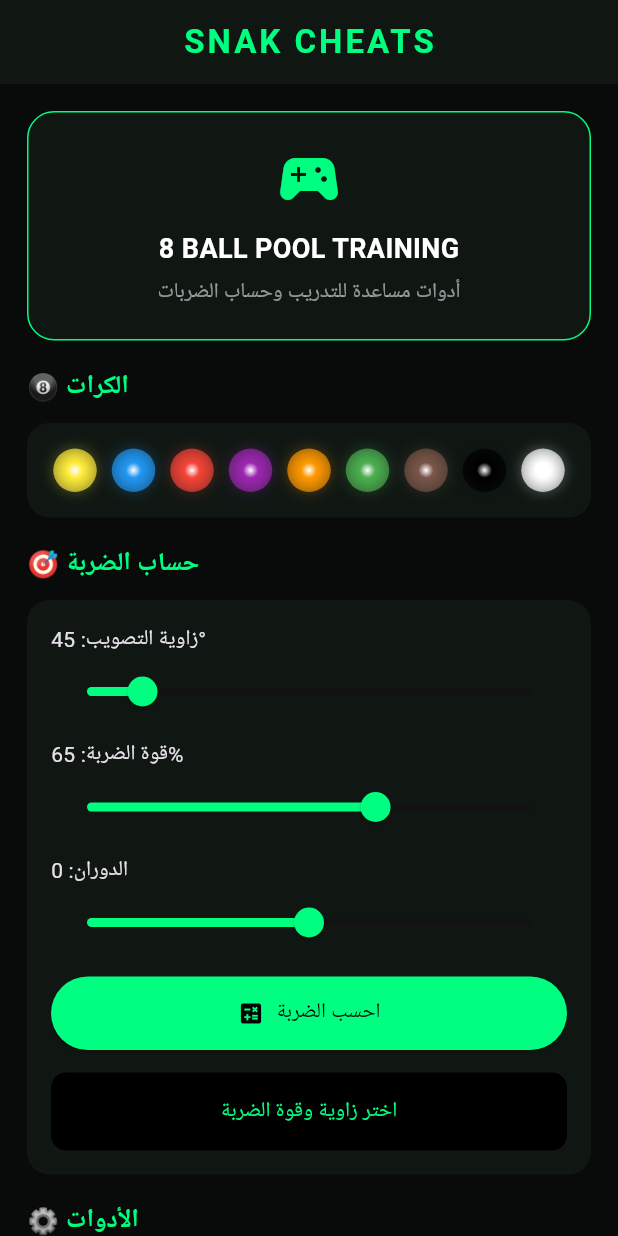
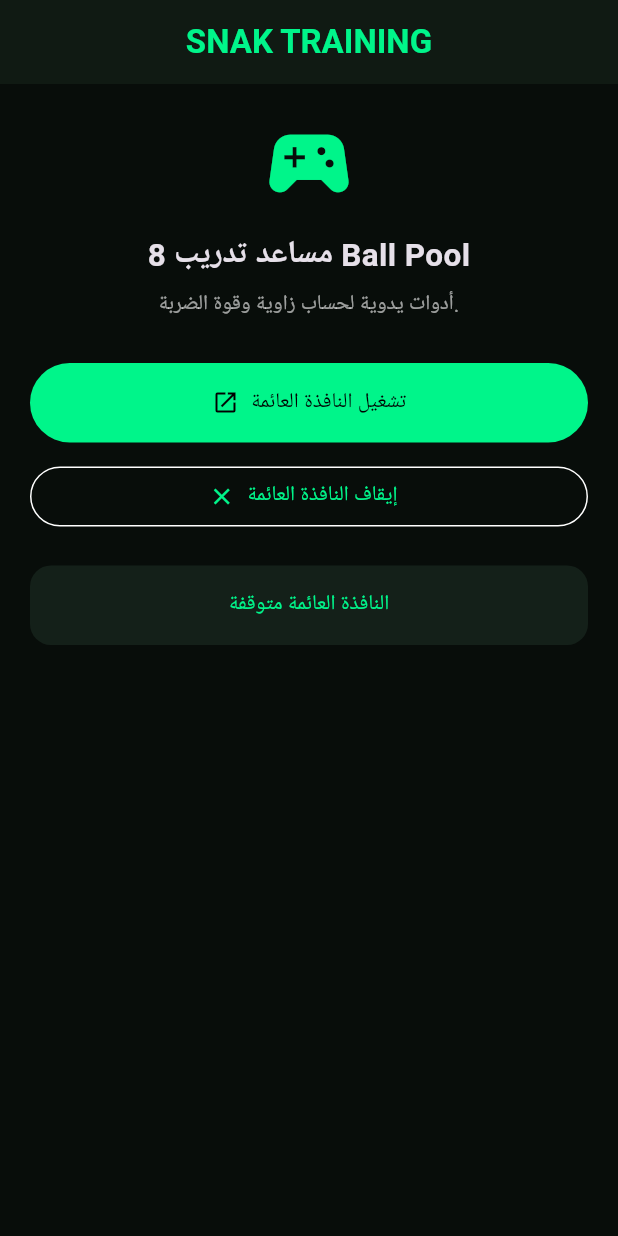
Before and after one commit to sultanswes455-creator/MERO-SMART-TRACK, a Flutter app: the screen it shows after launch, on a phone screen of 412 x 824 dp. Run offline on Flutter 3.47's test engine with Material 3 defaults, Android fonts, the phone set to English and light mode, and no system bars; missing offline and left inert: flutter_overlay_window.

Commit message:
Update main.dart

```diff
--- a/lib/main.dart
+++ b/lib/main.dart
@@ -1,9 +1,22 @@
+import 'dart:math' as math;
+import 'package:flutter/material.dart';
+import 'package:flutter_overlay_window/flutter_overlay_window.dart';
 
-import 'package:flutter/material.dart';
-import 'dart:math' as math;
+const green = Color(0xFF00F58A);
+const dark = Color(0xFF080D0A);
 
 void main() {
+  WidgetsFlutterBinding.ensureInitialized();
   runApp(const SnakApp());
+}
+
+@pragma('vm:entry-point')
+void overlayMain() {
+  WidgetsFlutterBinding.ensureInitialized();
+  runApp(const MaterialApp(
+    debugShowCheckedModeBanner: false,
+    home: TrainingOverlay(),
+  ));
 }
 
 class SnakApp extends StatelessWidget {
@@ -12,265 +25,234 @@ class SnakApp extends StatelessWidget {
   @override
   Widget build(BuildContext context) {
     return MaterialApp(
+      title: 'SNAK TRAINING',
       debugShowCheckedModeBanner: false,
-      title: 'SNAK CHEATS',
       theme: ThemeData.dark().copyWith(
-        scaffoldBackgroundColor: const Color(0xFF080B0A),
-        colorScheme: const ColorScheme.dark(
-          primary: Color(0xFF00FF80),
+        scaffoldBackgroundColor: dark,
+        colorScheme: const ColorScheme.dark(primary: green),
       ),
-      ),
-      home: const SnakHome(),
+      home: const HomePage(),
     );
   }
 }
 
-class SnakHome extends StatefulWidget {
-  const SnakHome({super.key});
+class HomePage extends StatefulWidget {
+  const HomePage({super.key});
 
   @override
-  State<SnakHome> createState() => _SnakHomeState();
+  State<HomePage> createState() => _HomePageState();
 }
 
-class _SnakHomeState extends State<SnakHome> {
-  double power = 0.65;
-  double angle = 45;
-  double spin = 0;
-  String result = 'اختر زاوية وقوة الضربة';
+class _HomePageState extends State<HomePage> {
+  String status = 'النافذة العائمة متوقفة';
 
-  final List<Color> ballColors = [
-    Colors.yellow,
-    Colors.blue,
-    Colors.red,
-    Colors.purple,
-    Colors.orange,
-    Colors.green,
-    Colors.brown,
-    Colors.black,
-    Colors.white,
-  ];
+  Future<void> startOverlay() async {
+    try {
+      var allowed =
+          await FlutterOverlayWindow.isPermissionGranted();
 
-  void calculate() {
-    final radians = angle * math.pi / 180;
-    final x = math.cos(radians) * power * 100;
-    final y = math.sin(radians) * power * 100;
+      if (!allowed) {
+        allowed =
+            await FlutterOverlayWindow.requestPermission() ?? false;
+      }
+
+      if (!allowed) {
+        setState(() {
+          status = 'لم يتم منح إذن الظهور فوق التطبيقات';
+        });
+        return;
+      }
+
+      await FlutterOverlayWindow.showOverlay(
+        height: 280,
+        width: 300,
+        enableDrag: true,
+        overlayTitle: 'SNAK TRAINING',
+        overlayContent: 'أدوات تدريب يدوية',
+      );
 
       setState(() {
-      result =
-          'اتجاه التدريب: ${x.toStringAsFixed(1)} / ${y.toStringAsFixed(1)}\n'
-          'القوة: ${(power * 100).round()}%\n'
-          'الدوران: ${spin.toStringAsFixed(0)}';
+        status = 'تم طلب تشغيل النافذة العائمة';
+      });
+    } catch (e) {
+      setState(() {
+        status = 'تعذر تشغيل النافذة. تحقق من إعداد Android.';
       });
     }
-
-  Widget sectionTitle(String title) {
-    return Padding(
-      padding: const EdgeInsets.only(bottom: 12, top: 18),
-      child: Text(
-        title,
-        style: const TextStyle(
-          color: Color(0xFF00FF80),
-          fontSize: 17,
-          fontWeight: FontWeight.bold,
-        ),
-      ),
-    );
   }
 
-  Widget ball(Color color) {
-    return Container(
-      width: 29,
-      height: 29,
-      margin: const EdgeInsets.all(5),
-      decoration: BoxDecoration(
-        shape: BoxShape.circle,
-        gradient: RadialGradient(
-          colors: [Colors.white, color, color.withOpacity(0.65)],
-          stops: const [0.0, 0.35, 1.0],
-        ),
-        boxShadow: [
-          BoxShadow(
-            color: color.withOpacity(0.3),
-            blurRadius: 7,
-          ),
-        ],
-      ),
-    );
+  Future<void> stopOverlay() async {
+    await FlutterOverlayWindow.closeOverlay();
+    setState(() {
+      status = 'تم إيقاف النافذة العائمة';
+    });
   }
 
   @override
   Widget build(BuildContext context) {
     return Scaffold(
       appBar: AppBar(
-        backgroundColor: const Color(0xFF101713),
         title: const Text(
-          'SNAK CHEATS',
+          'SNAK TRAINING',
           style: TextStyle(
-            color: Color(0xFF00FF80),
+            color: green,
             fontWeight: FontWeight.bold,
-            letterSpacing: 2,
           ),
         ),
         centerTitle: true,
+        backgroundColor: const Color(0xFF101A13),
       ),
-      body: SafeArea(
-        child: ListView(
-          padding: const EdgeInsets.all(18),
-          children: [
-            Container(
+      body: ListView(
         padding: const EdgeInsets.all(20),
-              decoration: BoxDecoration(
-                color: const Color(0xFF101713),
-                borderRadius: BorderRadius.circular(18),
-                border: Border.all(
-                  color: const Color(0xFF00FF80),
-                  width: 1,
-                ),
-              ),
-              child: Column(
         children: [
           const Icon(
             Icons.sports_esports,
-                    color: Color(0xFF00FF80),
-                    size: 48,
+            color: green,
+            size: 66,
           ),
-                  const SizedBox(height: 10),
+          const SizedBox(height: 12),
           const Text(
-                    '8 BALL POOL TRAINING',
+            'مساعد تدريب 8 Ball Pool',
+            textAlign: TextAlign.center,
             style: TextStyle(
-                      color: Colors.white,
-                      fontSize: 18,
+              fontSize: 21,
               fontWeight: FontWeight.bold,
             ),
           ),
-                  const SizedBox(height: 6),
+          const SizedBox(height: 8),
           const Text(
-                    'أدوات مساعدة للتدريب وحساب الضربات',
-                    style: TextStyle(color: Colors.white54),
+            'أدوات يدوية لحساب زاوية وقوة الضربة.',
+            textAlign: TextAlign.center,
+            style: TextStyle(color: Colors.white60),
+          ),
+          const SizedBox(height: 28),
+          FilledButton.icon(
+            onPressed: startOverlay,
+            icon: const Icon(Icons.open_in_new),
+            label: const Text('تشغيل النافذة العائمة'),
+            style: FilledButton.styleFrom(
+              backgroundColor: green,
+              foregroundColor: Colors.black,
+              padding: const EdgeInsets.all(16),
+            ),
+          ),
+          const SizedBox(height: 12),
+          OutlinedButton.icon(
+            onPressed: stopOverlay,
+            icon: const Icon(Icons.close),
+            label: const Text('إيقاف النافذة العائمة'),
+          ),
+          const SizedBox(height: 22),
+          Container(
+            padding: const EdgeInsets.all(16),
+            decoration: BoxDecoration(
+              color: const Color(0xFF142019),
+              borderRadius: BorderRadius.circular(14),
+            ),
+            child: Text(
+              status,
+              textAlign: TextAlign.center,
+              style: const TextStyle(color: green),
+            ),
           ),
         ],
       ),
-            ),
+    );
+  }
+}
 
-            sectionTitle('🎱 الكرات'),
-            Container(
+class TrainingOverlay extends StatefulWidget {
+  const TrainingOverlay({super.key});
+
+  @override
+  State<TrainingOverlay> createState() => _TrainingOverlayState();
+}
+
+class _TrainingOverlayState extends State<TrainingOverlay> {
+  double angle = 45;
+  double power = 65;
+  bool expanded = true;
+
+  @override
+  Widget build(BuildContext context) {
+    final radians = angle * math.pi / 180;
+    final x = math.cos(radians) * power;
+    final y = math.sin(radians) * power;
+
+    return Material(
+      color: Colors.transparent,
+      child: Align(
+        alignment: Alignment.topCenter,
+        child: Container(
+          margin: const EdgeInsets.all(8),
           padding: const EdgeInsets.all(12),
           decoration: BoxDecoration(
-                color: const Color(0xFF101713),
-                borderRadius: BorderRadius.circular(15),
+            color: const Color(0xF20A120D),
+            border: Border.all(color: green, width: 1.5),
+            borderRadius: BorderRadius.circular(18),
           ),
-              child: Wrap(
-                alignment: WrapAlignment.center,
-                children: ballColors.map((c) => ball(c)).toList(),
+          child: Column(
+            mainAxisSize: MainAxisSize.min,
+            children: [
+              Row(
+                children: [
+                  const Icon(Icons.circle, color: green, size: 14),
+                  const SizedBox(width: 8),
+                  const Expanded(
+                    child: Text(
+                      'SNAK • تدريب',
+                      style: TextStyle(
+                        color: green,
+                        fontWeight: FontWeight.bold,
                       ),
                     ),
-
-            sectionTitle('🎯 حساب الضربة'),
-            Container(
-              padding: const EdgeInsets.all(16),
-              decoration: BoxDecoration(
-                color: const Color(0xFF101713),
-                borderRadius: BorderRadius.circular(15),
                   ),
-              child: Column(
-                crossAxisAlignment: CrossAxisAlignment.start,
-                children: [
-                  Text('زاوية التصويب: ${angle.round()}°'),
+                  IconButton(
+                    onPressed: () {
+                      setState(() => expanded = !expanded);
+                    },
+                    icon: Icon(
+                      expanded ? Icons.expand_less : Icons.expand_more,
+                      color: Colors.white,
+                    ),
+                  ),
+                  IconButton(
+                    onPressed: () {
+                      FlutterOverlayWindow.closeOverlay();
+                    },
+                    icon: const Icon(Icons.close, color: Colors.white),
+                  ),
+                ],
+              ),
+              if (expanded) ...[
+                Text(
+                  'زاوية: ${angle.round()}°',
+                  style: const TextStyle(color: Colors.white),
+                ),
                 Slider(
                   value: angle,
                   min: 0,
                   max: 360,
                   onChanged: (v) => setState(() => angle = v),
                 ),
-                  const SizedBox(height: 8),
-                  Text('قوة الضربة: ${(power * 100).round()}%'),
+                Text(
+                  'القوة: ${power.round()}%',
+                  style: const TextStyle(color: Colors.white),
+                ),
                 Slider(
                   value: power,
+                  min: 1,
+                  max: 100,
                   onChanged: (v) => setState(() => power = v),
                 ),
-                  const SizedBox(height: 8),
-                  Text('الدوران: ${spin.round()}'),
-                  Slider(
-                    value: spin,
-                    min: -100,
-                    max: 100,
-                    onChanged: (v) => setState(() => spin = v),
-                  ),
-                  const SizedBox(height: 12),
-                  SizedBox(
-                    width: double.infinity,
-                    child: ElevatedButton.icon(
-                      onPressed: calculate,
-                      icon: const Icon(Icons.calculate),
-                      label: const Text('احسب الضربة'),
-                      style: ElevatedButton.styleFrom(
-                        backgroundColor: const Color(0xFF00FF80),
-                        foregroundColor: Colors.black,
-                        padding: const EdgeInsets.all(14),
-                      ),
-                    ),
-                  ),
-                  const SizedBox(height: 15),
-                  Container(
-                    width: double.infinity,
-                    padding: const EdgeInsets.all(14),
-                    decoration: BoxDecoration(
-                      color: Colors.black,
-                      borderRadius: BorderRadius.circular(10),
-                    ),
-                    child: Text(
-                      result,
+                Text(
+                  'اتجاه تدريبي: X ${x.toStringAsFixed(1)} • Y ${y.toStringAsFixed(1)}',
                   textAlign: TextAlign.center,
-                      style: const TextStyle(
-                        color: Color(0xFF00FF80),
-                        height: 1.7,
-                      ),
-                    ),
+                  style: const TextStyle(color: green, fontSize: 12),
                 ),
               ],
-              ),
-            ),
-
-            sectionTitle('⚙️ الأدوات'),
-            Container(
-              padding: const EdgeInsets.all(16),
-              decoration: BoxDecoration(
-                color: const Color(0xFF101713),
-                borderRadius: BorderRadius.circular(15),
-              ),
-              child: const Column(
-                children: [
-                  ListTile(
-                    leading: Icon(Icons.show_chart,
-                        color: Color(0xFF00FF80)),
-                    title: Text('مسارات التصويب'),
-                    subtitle: Text('للتدريب على اتجاه الكرة'),
-                  ),
-                  Divider(color: Colors.white12),
-                  ListTile(
-                    leading: Icon(Icons.sports,
-                        color: Color(0xFF00FF80)),
-                    title: Text('حساب الزوايا'),
-                    subtitle: Text('تجربة زوايا الضربات'),
-                  ),
-                  Divider(color: Colors.white12),
-                  ListTile(
-                    leading: Icon(Icons.layers,
-                        color: Color(0xFF00FF80)),
-                    title: Text('النافذة العائمة'),
-                    subtitle: Text('تحتاج إعداد Android إضافيًا'),
-                  ),
             ],
           ),
-            ),
-
-            const SizedBox(height: 20),
-            const Text(
-              'نسخة تدريب أولية — لا تقرأ اللعبة تلقائيًا ولا تحقن كودًا فيها.',
-              textAlign: TextAlign.center,
-              style: TextStyle(color: Colors.white38, fontSize: 11),
-            ),
-          ],
         ),
       ),
     );
```
Lines whose indentation alone changed are shown as unchanged.
